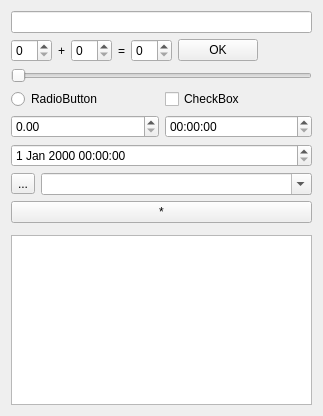
Qt form Qt/my_programm/_For_tests/src/for_tests_mainbox/src/ui/for_tests_mainbox.ui (RinatB2017/mega_GIT) before a commit.
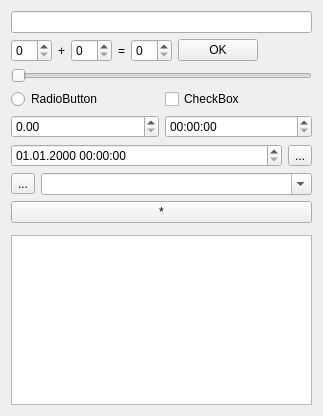
The same form after that commit.

Patch:
```diff
--- a/Qt/my_programm/_For_tests/src/for_tests_mainbox/src/ui/for_tests_mainbox.ui
+++ b/Qt/my_programm/_For_tests/src/for_tests_mainbox/src/ui/for_tests_mainbox.ui
@@ -105,7 +105,22 @@
     </layout>
    </item>
    <item>
-    <widget class="QDateTimeEdit" name="dateTimeEdit"/>
+    <layout class="QHBoxLayout" name="horizontalLayout_2">
+     <item>
+      <widget class="QDateTimeEdit" name="dateTimeEdit">
+       <property name="displayFormat">
+        <string>dd.MM.yyyy HH:mm:ss</string>
+       </property>
+      </widget>
+     </item>
+     <item>
+      <widget class="QToolButton" name="btn_set_dt">
+       <property name="text">
+        <string>...</string>
+       </property>
+      </widget>
+     </item>
+    </layout>
    </item>
    <item>
     <layout class="QHBoxLayout" name="horizontalLayout">
```
Left out of the diff: 1 changed line with no effect on the pictures.
